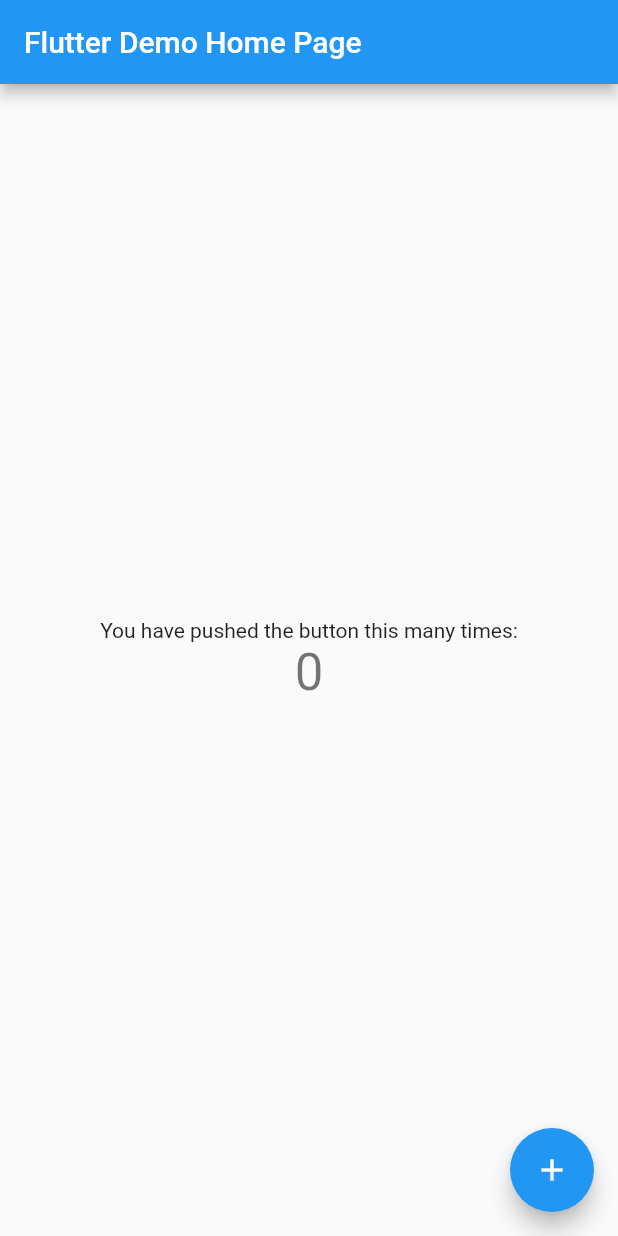
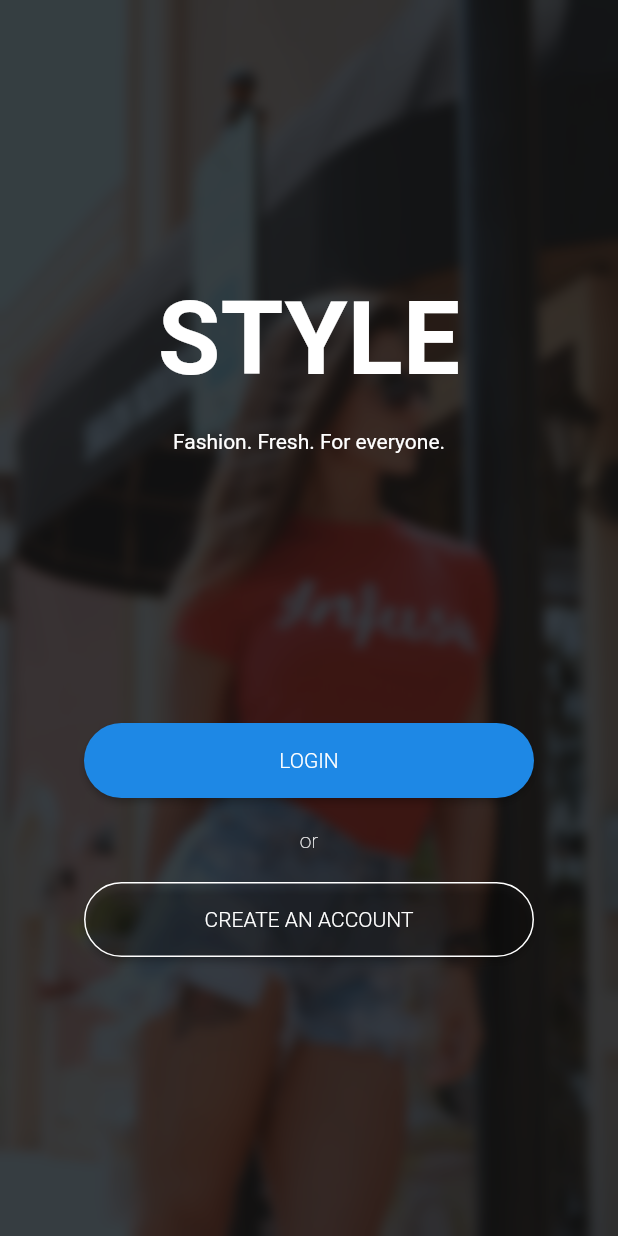
Before and after one commit to GuilhermeVendramini/flutter-ecommerce, a Flutter app: the screen it shows after launch, on a phone screen of 412 x 824 dp. Run offline on Flutter 3.47's test engine with Material 2 defaults, Android fonts, the phone set to English and light mode, and no system bars.

Commit message:
Login Screen

```diff
--- a/lib/main.dart
+++ b/lib/main.dart
@@ -1,111 +1,4 @@
 import 'package:flutter/material.dart';
+import 'package:flutter_ecommerce/src/app.dart';
 
-void main() => runApp(MyApp());
-
-class MyApp extends StatelessWidget {
-  // This widget is the root of your application.
-  @override
-  Widget build(BuildContext context) {
-    return MaterialApp(
-      title: 'Flutter Demo',
-      theme: ThemeData(
-        // This is the theme of your application.
-        //
-        // Try running your application with "flutter run". You'll see the
-        // application has a blue toolbar. Then, without quitting the app, try
-        // changing the primarySwatch below to Colors.green and then invoke
-        // "hot reload" (press "r" in the console where you ran "flutter run",
-        // or simply save your changes to "hot reload" in a Flutter IDE).
-        // Notice that the counter didn't reset back to zero; the application
-        // is not restarted.
-        primarySwatch: Colors.blue,
-      ),
-      home: MyHomePage(title: 'Flutter Demo Home Page'),
-    );
-  }
-}
-
-class MyHomePage extends StatefulWidget {
-  MyHomePage({Key key, this.title}) : super(key: key);
-
-  // This widget is the home page of your application. It is stateful, meaning
-  // that it has a State object (defined below) that contains fields that affect
-  // how it looks.
-
-  // This class is the configuration for the state. It holds the values (in this
-  // case the title) provided by the parent (in this case the App widget) and
-  // used by the build method of the State. Fields in a Widget subclass are
-  // always marked "final".
-
-  final String title;
-
-  @override
-  _MyHomePageState createState() => _MyHomePageState();
-}
-
-class _MyHomePageState extends State<MyHomePage> {
-  int _counter = 0;
-
-  void _incrementCounter() {
-    setState(() {
-      // This call to setState tells the Flutter framework that something has
-      // changed in this State, which causes it to rerun the build method below
-      // so that the display can reflect the updated values. If we changed
-      // _counter without calling setState(), then the build method would not be
-      // called again, and so nothing would appear to happen.
-      _counter++;
-    });
-  }
-
-  @override
-  Widget build(BuildContext context) {
-    // This method is rerun every time setState is called, for instance as done
-    // by the _incrementCounter method above.
-    //
-    // The Flutter framework has been optimized to make rerunning build methods
-    // fast, so that you can just rebuild anything that needs updating rather
-    // than having to individually change instances of widgets.
-    return Scaffold(
-      appBar: AppBar(
-        // Here we take the value from the MyHomePage object that was created by
-        // the App.build method, and use it to set our appbar title.
-        title: Text(widget.title),
-      ),
-      body: Center(
-        // Center is a layout widget. It takes a single child and positions it
-        // in the middle of the parent.
-        child: Column(
-          // Column is also layout widget. It takes a list of children and
-          // arranges them vertically. By default, it sizes itself to fit its
-          // children horizontally, and tries to be as tall as its parent.
-          //
-          // Invoke "debug painting" (press "p" in the console, choose the
-          // "Toggle Debug Paint" action from the Flutter Inspector in Android
-          // Studio, or the "Toggle Debug Paint" command in Visual Studio Code)
-          // to see the wireframe for each widget.
-          //
-          // Column has various properties to control how it sizes itself and
-          // how it positions its children. Here we use mainAxisAlignment to
-          // center the children vertically; the main axis here is the vertical
-          // axis because Columns are vertical (the cross axis would be
-          // horizontal).
-          mainAxisAlignment: MainAxisAlignment.center,
-          children: <Widget>[
-            Text(
-              'You have pushed the button this many times:',
-            ),
-            Text(
-              '$_counter',
-              style: Theme.of(context).textTheme.display1,
-            ),
-          ],
-        ),
-      ),
-      floatingActionButton: FloatingActionButton(
-        onPressed: _incrementCounter,
-        tooltip: 'Increment',
-        child: Icon(Icons.add),
-      ), // This trailing comma makes auto-formatting nicer for build methods.
-    );
-  }
-}
+void main() => runApp(App());
--- /dev/null
+++ b/lib/src/app.dart
@@ -0,0 +1,42 @@
+import 'package:flutter/material.dart';
+import 'package:flutter_ecommerce/src/screens/login_screen.dart';
+
+class App extends StatefulWidget {
+  @override
+  State<StatefulWidget> createState() {
+    return _AppState();
+  }
+}
+
+class _AppState extends State<App> {
+  @override
+  Widget build(BuildContext context) {
+    return RunMaterialApp();
+/*    return MultiProvider(
+      providers: [
+        ChangeNotifierProvider<MyProvider>(builder: (_) => MyClass()),
+      ],
+      child:  RunMaterialApp(),
+    );*/
+  }
+}
+
+class RunMaterialApp extends StatefulWidget {
+  @override
+  State<StatefulWidget> createState() {
+    return _RunMaterialAppState();
+  }
+}
+
+class _RunMaterialAppState extends State<RunMaterialApp> {
+  @override
+  Widget build(BuildContext context) {
+    return MaterialApp(
+      title: "Flutter E-commerce",
+      home: LoginScreen(),
+      theme: ThemeData(
+        brightness: Brightness.dark,
+      ),
+    );
+  }
+}
--- /dev/null
+++ b/lib/src/screens/login_screen.dart
@@ -0,0 +1,144 @@
+import 'dart:ui';
+
+import 'package:flutter/material.dart';
+
+class LoginScreen extends StatefulWidget {
+  @override
+  State<StatefulWidget> createState() {
+    return _LoginScreenSate();
+  }
+}
+
+class _LoginScreenSate extends State<LoginScreen> {
+  @override
+  Widget build(BuildContext context) {
+    final double deviceWidth = MediaQuery.of(context).size.width;
+    final double targetWidth = deviceWidth > 650.0 ? 600.0 : deviceWidth * 0.95;
+    return Scaffold(
+      body: Container(
+        child: Stack(
+          fit: StackFit.expand,
+          children: <Widget>[
+            _backgroundImageBlur(),
+            Center(
+              child: Container(
+                width: targetWidth,
+                child: SingleChildScrollView(
+                  child: Column(
+                    children: <Widget>[
+                      _appName(),
+                      SizedBox(
+                        height: 20.0,
+                      ),
+                      _appSlogan(),
+                      SizedBox(
+                        height: 180.0,
+                      ),
+                      _buttonLogin(),
+                      SizedBox(
+                        height: 20.0,
+                      ),
+                      Text(
+                        'or',
+                        style: TextStyle(
+                          fontWeight: FontWeight.w100,
+                        ),
+                      ),
+                      SizedBox(
+                        height: 20.0,
+                      ),
+                      _buttonRegister(),
+                    ],
+                  ),
+                ),
+              ),
+            ),
+          ],
+        ),
+      ),
+    );
+  }
+
+  Container _appName() {
+    return Container(
+      child: Text(
+        'STYLE',
+        style: TextStyle(
+          fontSize: 68.0,
+          fontWeight: FontWeight.bold,
+        ),
+        textAlign: TextAlign.center,
+      ),
+    );
+  }
+
+  Container _appSlogan() {
+    return Container(
+      child: Text(
+        'Fashion. Fresh. For everyone.',
+      ),
+    );
+  }
+
+  Container _buttonLogin() {
+    return Container(
+      height: 50.0,
+      width: 300.0,
+      child: RaisedButton(
+        child: Text(
+          'LOGIN',
+          style: TextStyle(
+            fontWeight: FontWeight.w300,
+          ),
+        ),
+        shape:
+            RoundedRectangleBorder(borderRadius: BorderRadius.circular(30.0)),
+        onPressed: () => {},
+      ),
+    );
+  }
+
+  Container _buttonRegister() {
+    return Container(
+      height: 50.0,
+      width: 300.0,
+      child: RaisedButton(
+        child: Text(
+          'CREATE AN ACCOUNT',
+          style: TextStyle(
+            fontWeight: FontWeight.w300,
+          ),
+        ),
+        color: Colors.transparent,
+        shape: RoundedRectangleBorder(
+          borderRadius: BorderRadius.circular(30.0),
+          side: BorderSide(color: Colors.white),
+        ),
+        onPressed: () => {},
+      ),
+    );
+  }
+
+  Container _backgroundImageBlur() {
+    return Container(
+      decoration: BoxDecoration(
+        image: _backgroundImage(),
+      ),
+      child: BackdropFilter(
+        filter: ImageFilter.blur(sigmaX: 4.0, sigmaY: 4.0),
+        child: Container(
+          decoration: BoxDecoration(color: Colors.black.withOpacity(0.5)),
+        ),
+      ),
+    );
+  }
+
+  DecorationImage _backgroundImage() {
+    return DecorationImage(
+      fit: BoxFit.cover,
+      colorFilter:
+          ColorFilter.mode(Colors.black.withOpacity(0.4), BlendMode.dstIn),
+      image: AssetImage('assets/images/model-0.jpg'),
+    );
+  }
+}
```
Also changed, not shown: pubspec.yaml (+6 -2 lines), assets/images/model-0.jpg (added), assets/images/model-1.jpg (added), assets/images/model-2.jpg (added), assets/images/model-3.jpg (added), assets/images/model-4.jpg (added), 1 other file.
